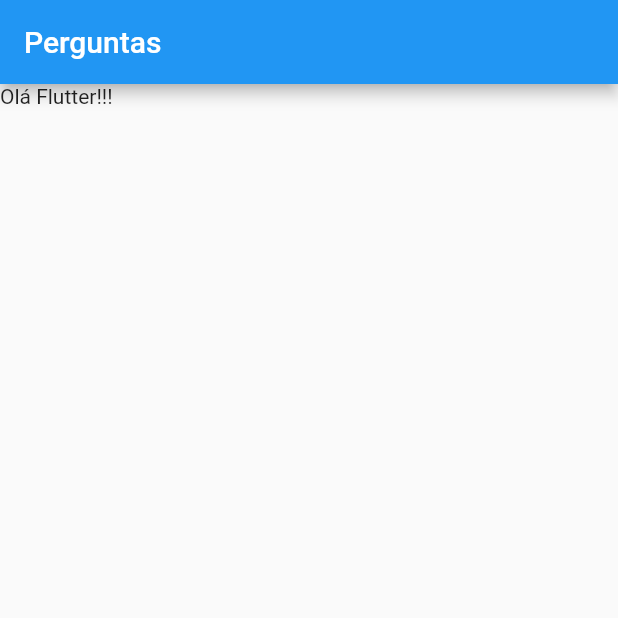
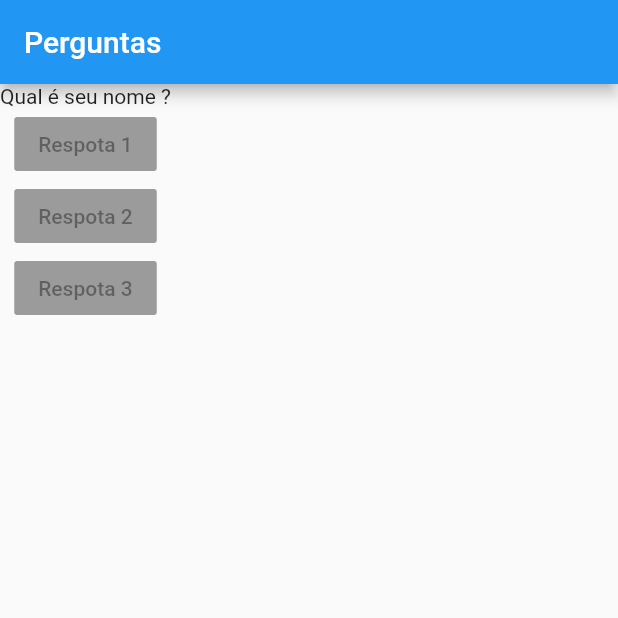
Before and after one commit to claudioonohara/projeto_perguntas, a Flutter app: the screen it shows after launch, on a phone screen of 412 x 824 dp, the top half of it. Run offline on Flutter 3.47's test engine with Material 2 defaults, Android fonts, the phone set to English and light mode, and no system bars.

Commit message:
criacao de botoes e lista dart

```diff
--- a/lib/main.dart
+++ b/lib/main.dart
@@ -3,14 +3,30 @@ import 'package:flutter/material.dart';
 main() => runApp(PerguntaApp());
 
 class PerguntaApp extends StatelessWidget {
-
   Widget build(BuildContext context) {
+    final perguntas = ['Qual é seu nome ?', 'Qual é seu endereço ?'];
     return MaterialApp(
       home: Scaffold(
         appBar: AppBar(
           title: Text('Perguntas'),
         ),
-        body: Text('Olá Flutter!!!'),
+        body: Column(
+          children: <Widget>[
+            Text(perguntas[0]),
+            RaisedButton(
+              child: Text('Respota 1'),
+              onPressed: null,
+            ),
+            RaisedButton(
+              child: Text('Respota 2'),
+              onPressed: null,
+            ),
+            RaisedButton(
+              child: Text('Respota 3'),
+              onPressed: null,
+            ),
+          ],
+        ),
       ),
     );
   }
```
